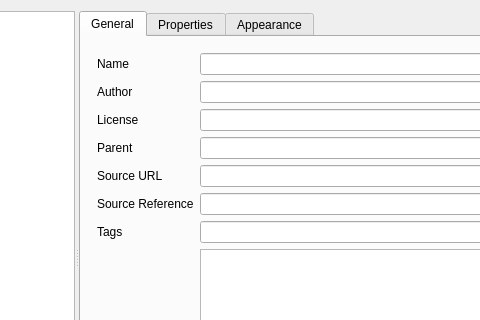
Before: the Qt Designer form src/Mod/Material/Gui/MaterialsEditor.ui in southseact-3d/fcd, drawn with Qt 5; both pictures show x 254 to 734 and y 0 to 320 of the 835 by 542 pixel window.
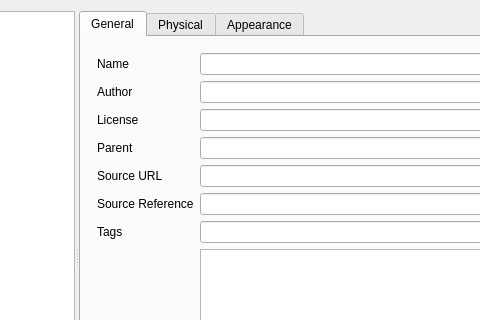
After: the same form once the commit is applied.

Commit message:
Materials: Editor UI enhancements
When creating a new material, assigning the basic
rendering model to the material resulted in an all
black color. This will now be assigned the default
color as specified in the preferences.

The name of the material Properties tab has been
changed to Physical for improved consistency in
the user interface.

Patch:
```diff
--- a/src/Mod/Material/Gui/MaterialsEditor.ui
+++ b/src/Mod/Material/Gui/MaterialsEditor.ui
@@ -209,7 +209,7 @@
       </widget>
       <widget class="QWidget" name="tabProperties">
        <attribute name="title">
-        <string>Properties</string>
+        <string>Physical</string>
        </attribute>
        <layout class="QVBoxLayout" name="verticalLayout_43">
         <item>
```
The commit also changes 6 other files.
